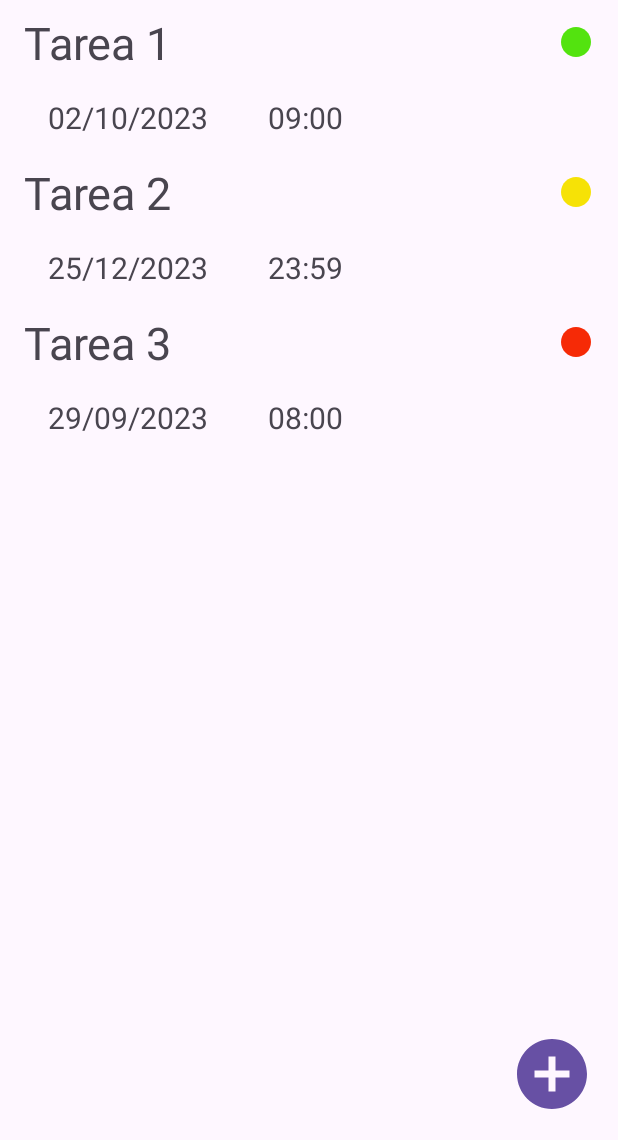
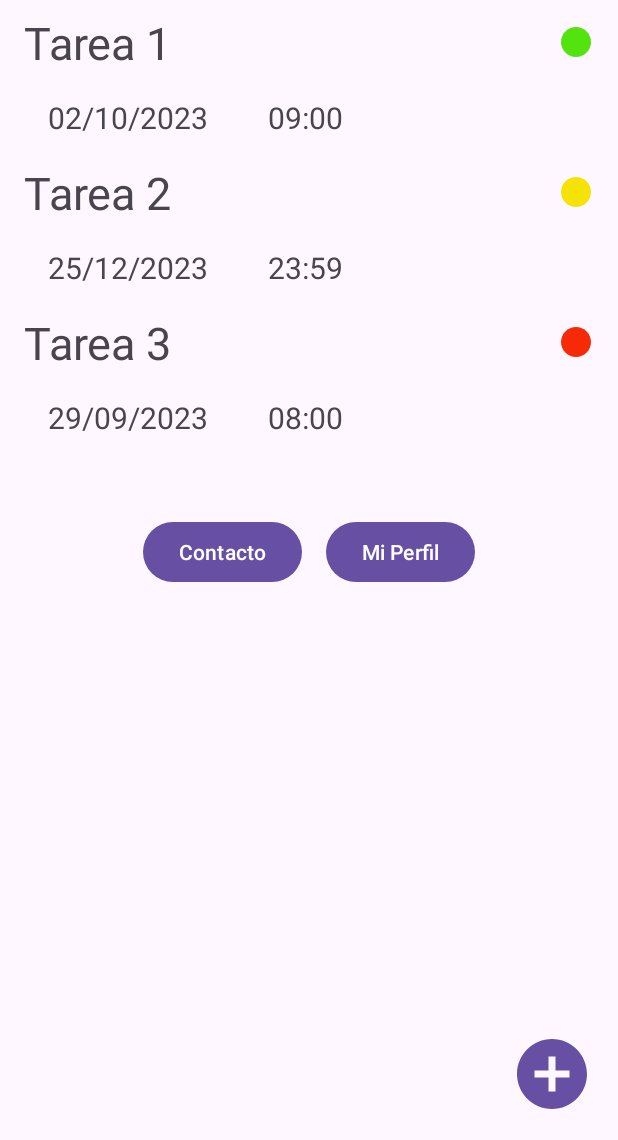
Before and after one commit to jnramos24/ToDoOk, an Android app: the screen it shows after launch (MainActivity), on a phone screen of 412 x 824 dp, the part 96-1236 px from its top. Run offline under Robolectric (Android 15) with nearby library versions, the phone set to English and light mode, and no system bars.

Commit message:
add dashboard buttons

```diff
--- a/app/src/main/res/layout/activity_main.xml
+++ b/app/src/main/res/layout/activity_main.xml
@@ -214,6 +214,37 @@
             />
 
     </LinearLayout>
+    <!-- Botones Contacto y Perfil-->
+    <LinearLayout
+        android:id="@+id/layout4"
+        android:layout_width="match_parent"
+        android:layout_height="wrap_content"
+        android:gravity="center_horizontal"
+        android:orientation="horizontal"
+        app:layout_constraintTop_toBottomOf="@id/layout3">
+
+        <Button
+            android:id="@+id/btn_contact"
+            android:layout_width="wrap_content"
+            android:layout_height="wrap_content"
+            android:layout_marginTop="36dp"
+            android:text="@string/contacto"
+            app:layout_constraintEnd_toEndOf="parent"
+            app:layout_constraintHorizontal_bias="0.501"
+            app:layout_constraintStart_toStartOf="parent"/>
+
+        <Button
+            android:id="@+id/btn_perfil"
+            android:layout_width="wrap_content"
+            android:layout_height="wrap_content"
+            android:layout_marginTop="36dp"
+            android:text="@string/MiPerfil"
+            android:layout_marginLeft="16dp"
+            app:layout_constraintEnd_toEndOf="parent"
+            app:layout_constraintStart_toStartOf="parent"/>
+
+
+    </LinearLayout>
 
 
     <!-- Boton para agregar tarea -->
--- a/app/src/main/res/values/strings.xml
+++ b/app/src/main/res/values/strings.xml
@@ -45,6 +45,7 @@
     <string name="iniciar_sesion">Iniciar sesión</string>
     <string name="recuperar_contraseña">¿Olvidaste tu contraseña? Click Aqui</string>
     <string name="registrarse">¿No tenes cuenta?   Registrate</string>
+    <string name="contacto">Contacto</string>
 
 
 </resources>
```
